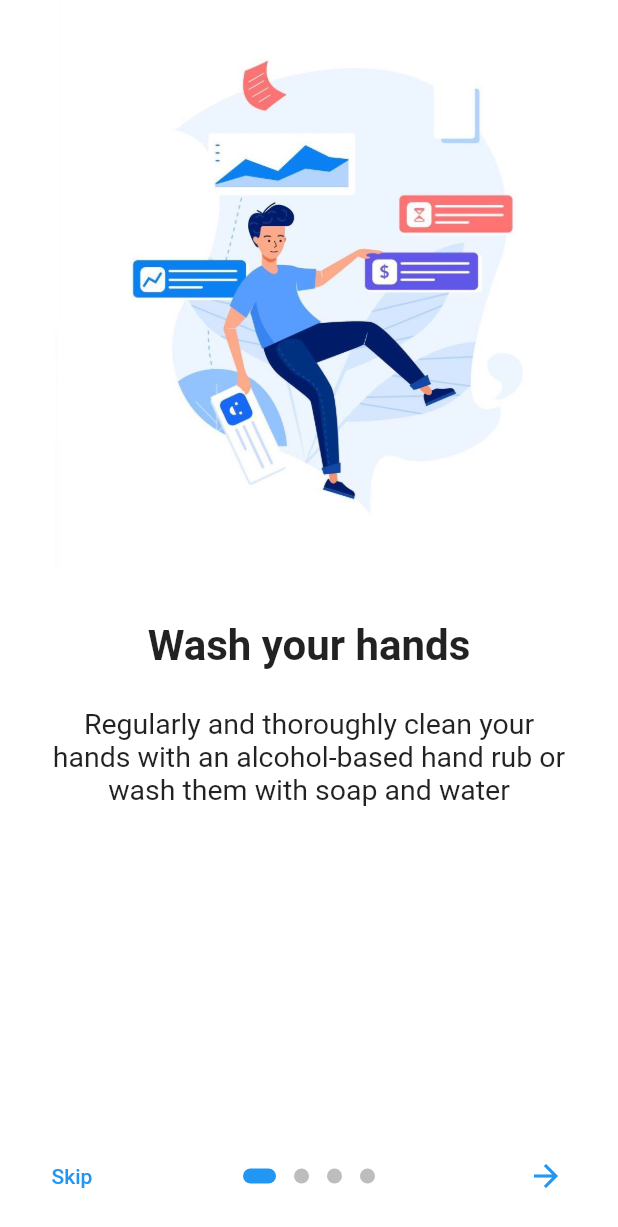
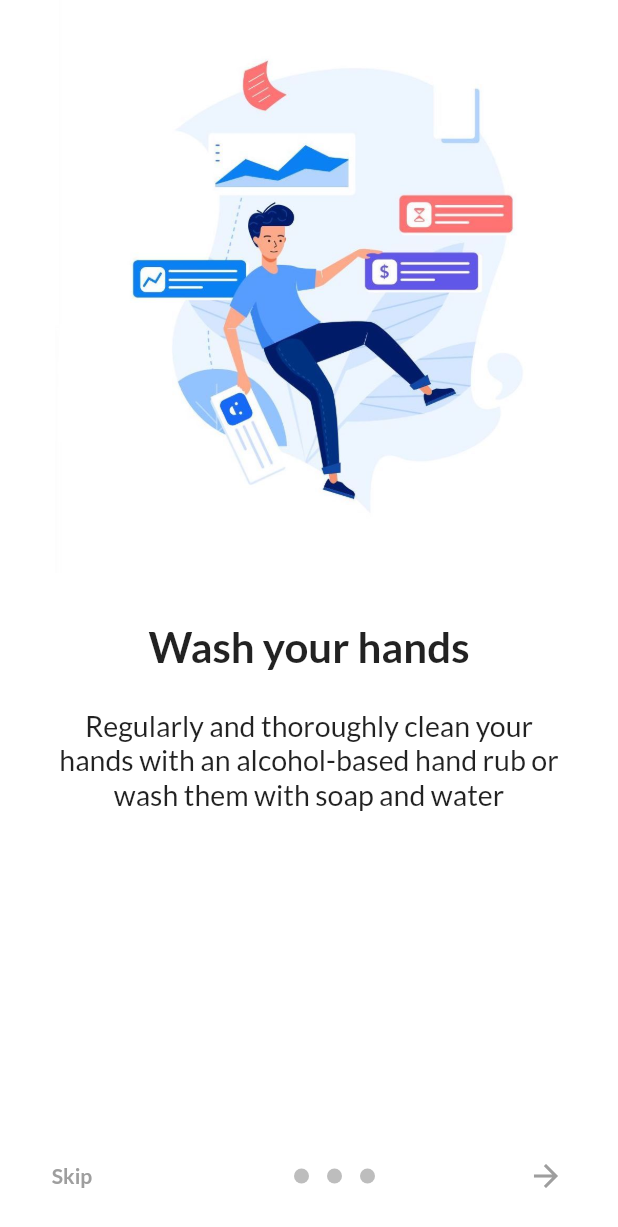
Before and after one commit to abender777/isolation_hero, a Flutter app: the screen it shows after launch, on a phone screen of 412 x 824 dp. Shown: the top 1227 px of the screen. Run offline on Flutter 3.47's test engine with Material 2 defaults, Android fonts, the phone set to English and light mode, and no system bars; drawn by our look-alikes of introduction_screen; our stand-ins replace equatable, get_it, logger, provider_architecture, responsive_builder.

Commit message:
1. Added custom font
2. Added App Themes

```diff
--- a/lib/main.dart
+++ b/lib/main.dart
@@ -1,3 +1,4 @@
+import 'package:isolationhero/theme/app_theme.dart';
 import 'package:isolationhero/views/introduction/introduction_view.dart';
 
 import 'core/locator.dart';
@@ -17,6 +18,8 @@ class MainApplication extends StatelessWidget {
     return MultiProvider(
       providers: ProviderInjector.providers,
       child: MaterialApp(
+        debugShowCheckedModeBanner: false,
+        theme: lightTheme,
         navigatorKey: locator<NavigatorService>().navigatorKey,
         home: IntroductionView(),
       ),
--- /dev/null
+++ b/lib/theme/app_theme.dart
@@ -0,0 +1,32 @@
+import 'package:flutter/material.dart';
+
+final darkTheme = ThemeData(
+  primarySwatch: Colors.grey,
+  primaryColor: Colors.black,
+  brightness: Brightness.dark,
+  backgroundColor: const Color(0xFF212121),
+  accentColor: Colors.white,
+  accentIconTheme: IconThemeData(color: Colors.black),
+  dividerColor: Colors.black12,
+  textTheme: TextTheme(
+    headline: TextStyle(fontSize: 72.0, fontWeight: FontWeight.bold),
+    title: TextStyle(fontSize: 36.0, fontStyle: FontStyle.italic),
+    body1: TextStyle(fontSize: 14.0, fontFamily: 'Hind'),
+  ),
+);
+
+final lightTheme = ThemeData(
+    primarySwatch: Colors.grey,
+    primaryColor: Colors.white,
+    brightness: Brightness.light,
+    backgroundColor: const Color(0xFFE5E5E5),
+    accentColor: Colors.black,
+    accentIconTheme: IconThemeData(color: Colors.white),
+    dividerColor: Colors.white54,
+    fontFamily: 'Monte',
+    hintColor: Colors.grey,
+    textTheme: TextTheme(
+        button: TextStyle(
+            color: Colors.white,
+            fontWeight: FontWeight.bold,
+            fontFamily: 'Monte')));
```
Also changed, not shown: pubspec.yaml (+9 -30 lines), assets/fonts/Monte-Black.ttf (added), assets/fonts/Monte-Bold.ttf (added), assets/fonts/Monte-Light.ttf (added), assets/fonts/Monte-Regular.ttf (added), pubspec.lock.
